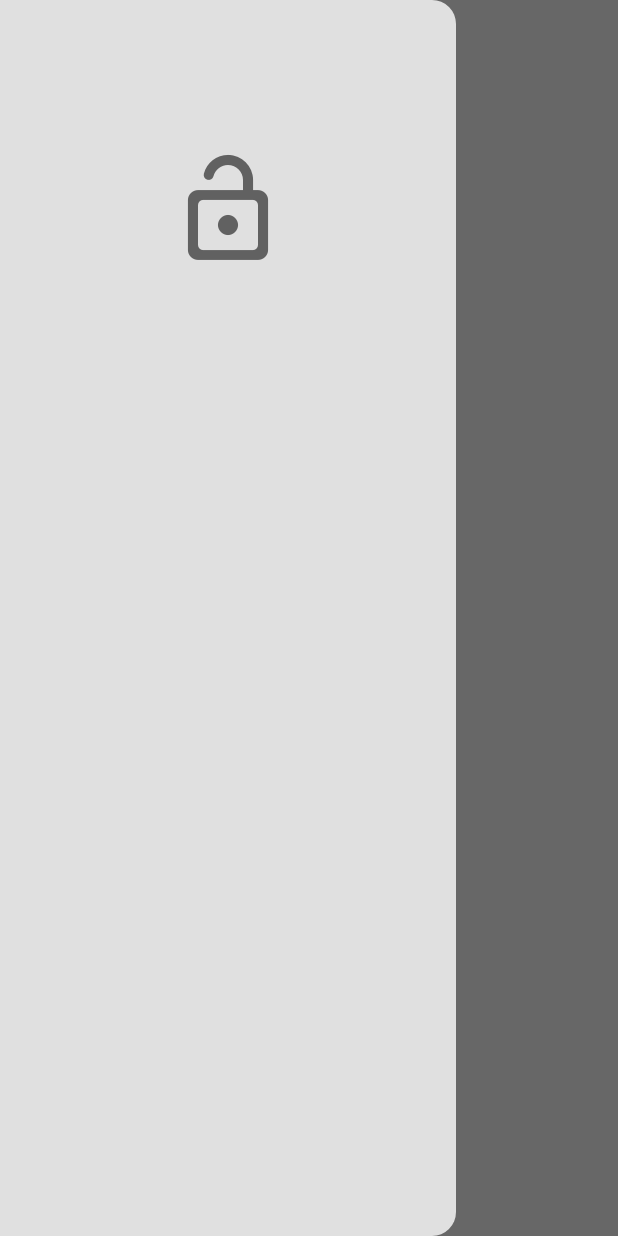
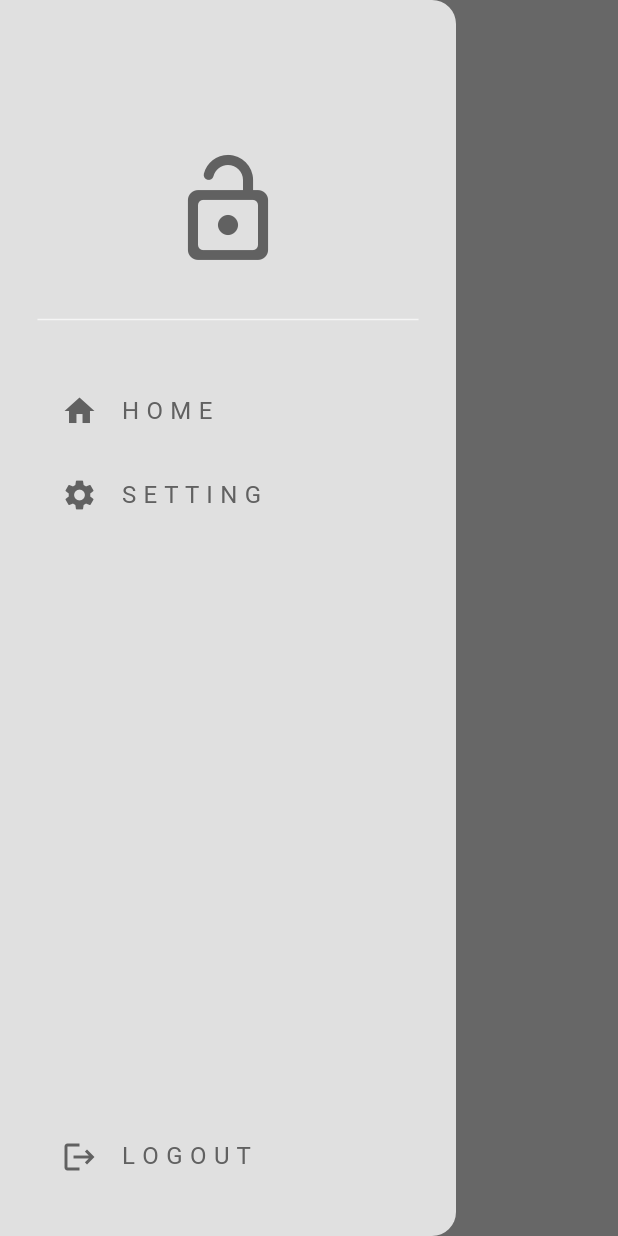
Before and after one commit to NabihUzcategui/Food-Delivery-App, a Flutter app: the HomePage screen opened directly, with the side drawer open, on a phone screen of 412 x 824 dp. Run offline on Flutter 3.47's test engine with Material 3 defaults, Android fonts, the phone set to English and light mode, and no system bars.

```diff
--- a/lib/components/components.dart
+++ b/lib/components/components.dart
@@ -1,3 +1,6 @@
+import 'package:flutter_food_delivery_app/components/my_drawer_tile.dart';
+
 export 'package:flutter_food_delivery_app/components/my_button.dart';
 export 'package:flutter_food_delivery_app/components/my_drawer.dart';
+export 'package:flutter_food_delivery_app/components/my_drawer_tile.dart';
 export 'package:flutter_food_delivery_app/components/my_textfield.dart';
--- a/lib/components/my_drawer.dart
+++ b/lib/components/my_drawer.dart
@@ -1,4 +1,8 @@
 import 'package:flutter/material.dart';
+import 'package:flutter_food_delivery_app/components/components.dart';
+import 'package:flutter_food_delivery_app/utils/extension.dart';
+
+import '../pages/pages.dart';
 
 class MyDrawer extends StatelessWidget {
   const MyDrawer({super.key});
@@ -17,13 +21,47 @@ class MyDrawer extends StatelessWidget {
               size: 80,
               color: Theme.of(context).colorScheme.inversePrimary,
             ),
-          )
+          ),
+
+          Padding(
+            padding: const EdgeInsets.all(25.0),
+            child: Divider(
+              color: Theme.of(context).colorScheme.secondary,
+            ),
+          ),
 
           // home list title
+          MyDrawerTile(
+            text: "H O M E",
+            icon: Icons.home,
+            onTap: () => Navigator.pop(context),
+          ),
 
           // setting list title
+          MyDrawerTile(
+            text: "S E T T I N G",
+            icon: Icons.settings,
+            onTap: () {
+              Navigator.pop(context);
+              Navigator.push(
+                context,
+                MaterialPageRoute(
+                  builder: (context) => const SettingPage(),
+                ),
+              );
+            },
+          ),
+
+          const Spacer(),
 
           // logout list title
+          MyDrawerTile(
+            text: "L O G O U T",
+            icon: Icons.logout,
+            onTap: () {},
+          ),
+
+          25.pv,
         ],
       ),
     );
--- /dev/null
+++ b/lib/components/my_drawer_tile.dart
@@ -0,0 +1,25 @@
+import 'package:flutter/material.dart';
+
+class MyDrawerTile extends StatelessWidget {
+  final String text;
+  final IconData? icon;
+  final void Function()? onTap;
+
+  const MyDrawerTile({super.key, required this.text, this.icon, this.onTap});
+
+  @override
+  Widget build(BuildContext context) {
+    return Padding(
+      padding: const EdgeInsets.only(left: 25.0),
+      child: ListTile(
+        title: Text(
+          text,
+          style: TextStyle(color: Theme.of(context).colorScheme.inversePrimary),
+        ),
+        leading:
+            Icon(icon, color: Theme.of(context).colorScheme.inversePrimary),
+        onTap: onTap,
+      ),
+    );
+  }
+}
--- a/lib/pages/pages.dart
+++ b/lib/pages/pages.dart
@@ -2,3 +2,4 @@ export 'package:flutter_food_delivery_app/pages/home_page.dart';
 export 'package:flutter_food_delivery_app/pages/login_or_register_page.dart';
 export 'package:flutter_food_delivery_app/pages/login_page.dart';
 export 'package:flutter_food_delivery_app/pages/register_page.dart';
+export 'package:flutter_food_delivery_app/pages/setting_page.dart';
```
Also changed, not shown: lib/pages/login_page.dart (+4 -6 lines), lib/pages/setting_page.dart (added, +45 -0 lines).
